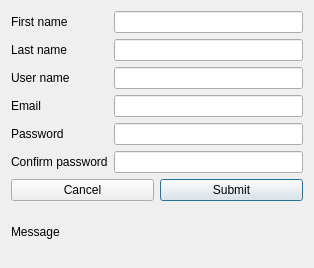
Above: FAQsBrowser/RegistrationDlg.ui from congchenutd/COFAQs before the change. Below: the same form after it.
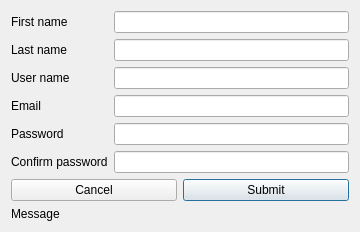
That is the form after the change.

The edit to the form file:
```diff
--- a/FAQsBrowser/RegistrationDlg.ui
+++ b/FAQsBrowser/RegistrationDlg.ui
@@ -6,8 +6,8 @@
    <rect>
     <x>0</x>
     <y>0</y>
-    <width>314</width>
-    <height>268</height>
+    <width>360</width>
+    <height>228</height>
    </rect>
   </property>
   <property name="windowTitle">
```
